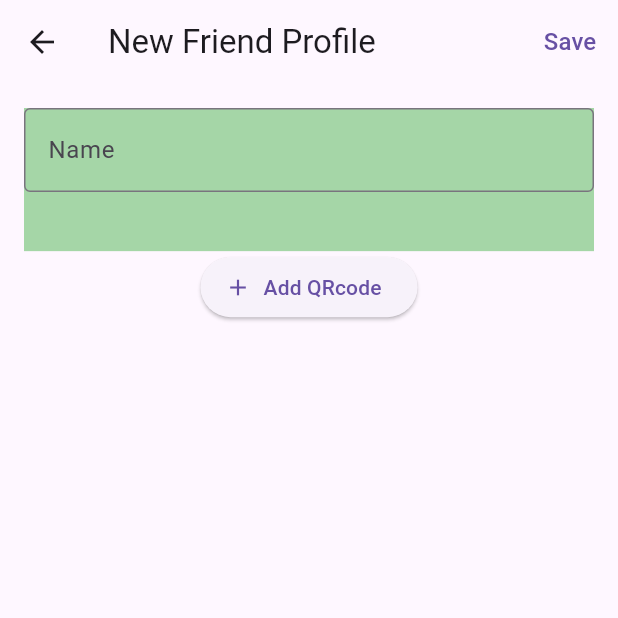
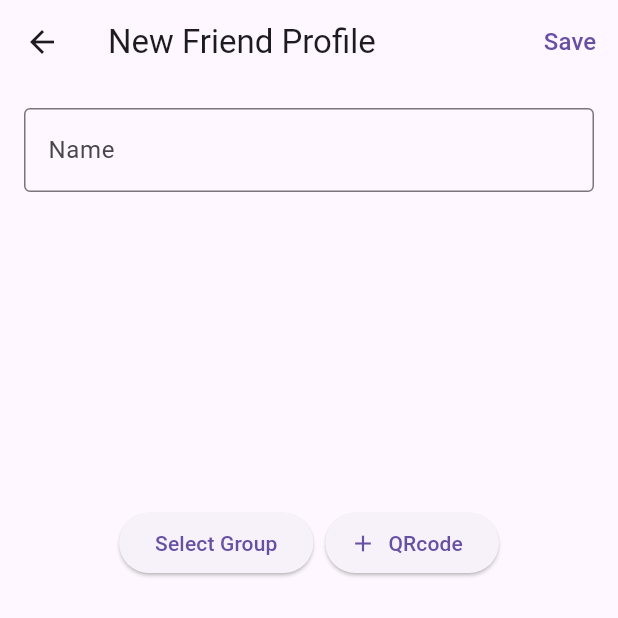
Before and after one commit to mahasachan/bunche, a Flutter app: the NewFriendProfile screen opened by its route, on a phone screen of 412 x 824 dp, the top half of it. Run offline on Flutter 3.47's test engine with Material 3 defaults, Android fonts, the light colour scheme and no system bars; our stand-ins replace camera, hive, hive_flutter, image_picker; accounts and stored records are empty.

Commit message:
remove code redundancy

```diff
--- a/lib/features/manage_qr_code/view/new_friend.dart
+++ b/lib/features/manage_qr_code/view/new_friend.dart
@@ -15,6 +15,9 @@ class NewFriendProfile extends StatefulWidget {
 
 class _NewFriendProfileState extends State<NewFriendProfile> {
   late FriendViewModel viewmodel;
+
+  // List<String> items = ['No group', 'item1', 'item2', 'item3'];
+  // String selectedItem = '';
   @override
   Widget build(BuildContext context) {
     viewmodel = Provider.of<FriendViewModel>(context);
@@ -28,9 +31,9 @@ class _NewFriendProfileState extends State<NewFriendProfile> {
       actions: [
         TextButton(
             onPressed: () async {
-              widget.index != null
-                  ? await viewmodel.editFriendProfile(widget.index)
-                  : await viewmodel.saveProfile();
+              await viewmodel.saveProfile(
+                index: widget.index,
+              );
             },
             child: const Text(
               'Save',
@@ -49,11 +52,7 @@ class _NewFriendProfileState extends State<NewFriendProfile> {
           child: Column(
             mainAxisAlignment: MainAxisAlignment.center,
             children: [
-              Expanded(
-                flex: 1,
-                child: Container(
-                  decoration: BoxDecoration(color: Colors.green.shade200),
-                  child: TextFormField(
+              TextFormField(
                 validator: (value) {
                   return viewmodel.validateTextFormFiled(value);
                 },
@@ -63,12 +62,61 @@ class _NewFriendProfileState extends State<NewFriendProfile> {
                 style: TextStyle(
                     color: Theme.of(context).colorScheme.onBackground),
               ),
+              const SizedBox(height: 10),
+              SizedBox(
+                height: 200,
+                child: ListView.builder(
+                    itemCount: viewmodel.selectedGroupName.length,
+                    itemBuilder: (context, index) {
+                      return ListTile(
+                        title: Text(viewmodel.selectedGroupName[index]),
+                      );
+                    }),
               ),
+              Row(
+                mainAxisAlignment: MainAxisAlignment.center,
+                crossAxisAlignment: CrossAxisAlignment.center,
+                children: [
+                  // SizedBox(
+                  //   width: 240,
+                  //   child: DropdownButtonFormField(
+                  //       value: viewmodel.selectedGroupName,
+                  //       items: viewmodel.groupNames
+                  //           .map((groupName) => DropdownMenuItem<String>(
+                  //               value: groupName,
+                  //               child: Row(
+                  //                 children: [
+                  //                   Text(groupName),
+                  //                   const SizedBox(width: 10),
+                  //                 ],
+                  //               )))
+                  //           .toList(),
+                  //       onChanged: (value) {
+                  //         viewmodel.setGroupName(value!);
+                  //       }),
+                  // ),
+                  ElevatedButton(
+                    onPressed: () {
+                      viewmodel.navigationToSelectGroup();
+                    },
+                    child: const Text('Select Group'),
                   ),
+                  // const SizedBox(width: 8),
+                  // ElevatedButton.icon(
+                  //   onPressed: () {
+                  //     // debugPrint('action add group');
+                  //     _showDialog(context);
+                  //   },
+                  //   icon: const Icon(Icons.add),
+                  //   label: const Text('Group'),
+                  // ),
+                  const SizedBox(width: 8),
                   ElevatedButton.icon(
                     onPressed: () => viewmodel.addQRCode(context),
                     icon: const Icon(Icons.add),
-                label: const Text('Add QRcode'),
+                    label: const Text('QRcode'),
+                  ),
+                ],
               ),
               const SizedBox(height: 20),
               Expanded(
```
Lines whose indentation alone changed are shown as unchanged.
